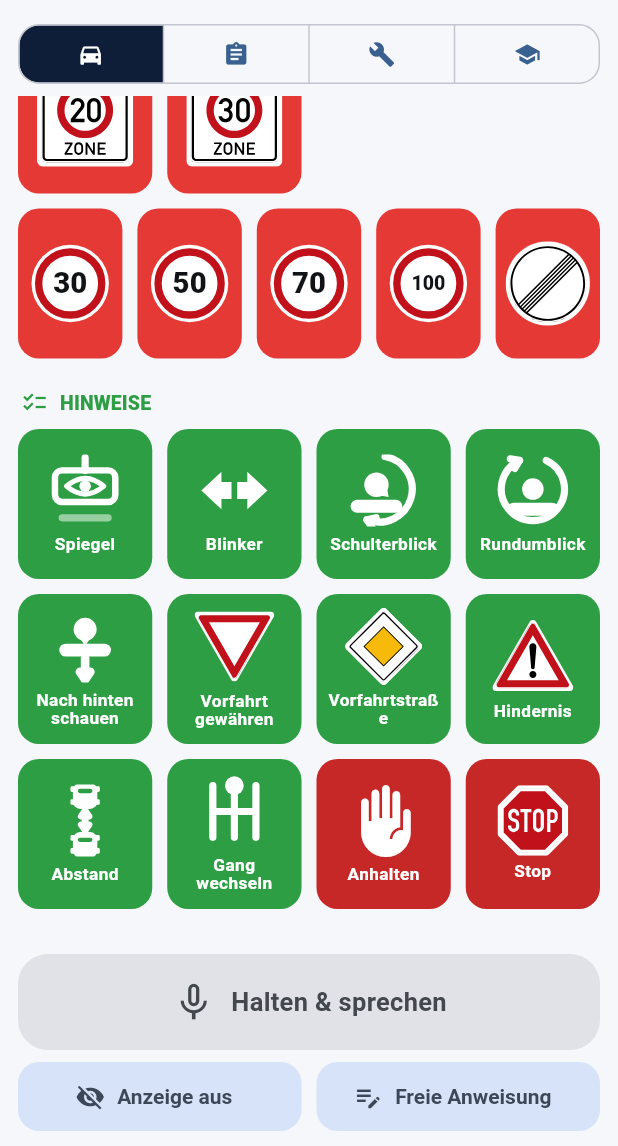
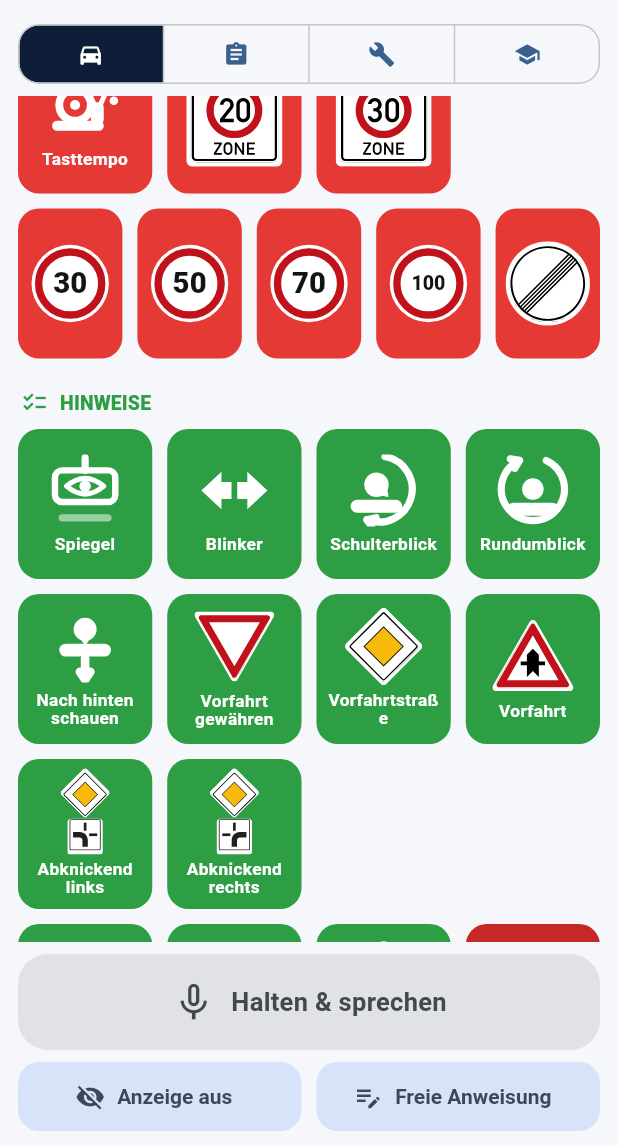
Before and after one commit to nineh90/fahrsignal, a Flutter app: the SenderGrid screen opened directly, scrolled down 663 dp, on a phone screen of 412 x 824 dp, the part 90-1236 px from its top. Run offline on Flutter 3.47's test engine with Material 3 defaults, Android fonts, the phone set to English and light mode, and no system bars; our stand-ins replace flutter_riverpod, flutter_svg, flutter_tts, shared_preferences, supabase_flutter, wakelock_plus; missing offline and left inert: dart:js_interop; accounts and stored records are empty; network calls fail.

Commit message:
Neue Kommandos: Vorfahrt (VZ 301), abknickende Vorfahrt, Tastgeschwindigkeit
- Vorfahrt → VZ 301 (an der nächsten Kreuzung), unter Hinweise.
  „du hast Vorfahrt" / „wir haben Vorfahrt" wandern von der Vorfahrtstraße
  hierher – das ist die Aussage dieses Zeichens.
- Abknickende Vorfahrt links/rechts → VZ 306 mit Zusatzzeichen 1002-10/-20,
  als Kombination zusammengesetzt wie am Mast (beide Teile amtlich).
  Hochformat: eigener Aspekt, optische Größe 1,25.
- Tastgeschwindigkeit (1–3 km/h) → Piktogramm Schnecke mit Ausrufezeichen,
  unter Tempo, im Prüfungsmodus gesperrt wie alle Tempovorgaben.
- Sprechvarianten, Übersetzungen in fünf Sprachen, Tests.

Co-Authored-By: Claude Opus 5 <noreply@anthropic.com>

```diff
--- a/lib/domain/command_catalog.dart
+++ b/lib/domain/command_catalog.dart
@@ -454,6 +454,17 @@ const List<CommandDef> kCommandCatalog = [
     // Mit Wort: die Zahl steht eben nicht darauf.
     vz: '325-1',
   ),
+  // Tastgeschwindigkeit (1–3 km/h): langsames Herantasten an unübersichtliche
+  // Stellen. Kein amtliches Zeichen – die Schnecke mit Ausrufezeichen.
+  CommandDef(
+    't_tast',
+    'Tastgeschwindigkeit',
+    Icons.directions_walk,
+    Urgency.achtung,
+    CommandCategory.tempo,
+    tileLabel: 'Tasttempo',
+    picto: 't_tast',
+  ),
   // Zonenschilder statt Einzelanordnung: VZ 274.1 gilt bis zum Ende der Zone
   // und ist damit eine andere Ansage als das Tempolimit an einer Stelle.
   CommandDef(
@@ -600,6 +611,37 @@ const List<CommandDef> kCommandCatalog = [
     Urgency.info,
     CommandCategory.hinweis,
     vz: '306',
+  ),
+  CommandDef(
+    'vorfahrt',
+    'Vorfahrt',
+    Icons.diamond,
+    Urgency.info,
+    CommandCategory.hinweis,
+    // VZ 301 Vorfahrt (an der nächsten Kreuzung)
+    vz: '301',
+  ),
+  // Abknickende Vorfahrt: an der Straße VZ 306 mit Zusatzzeichen 1002-10/-20
+  // darunter – die Datei ist genau diese Kombination, wie sie am Mast hängt.
+  CommandDef(
+    'abknickend_links',
+    'Abknickende Vorfahrt links',
+    Icons.turn_left,
+    Urgency.info,
+    CommandCategory.hinweis,
+    vz: '306-1002-10',
+    tileLabel: 'Abknickend links',
+    group: 'abknickend',
+  ),
+  CommandDef(
+    'abknickend_rechts',
+    'Abknickende Vorfahrt rechts',
+    Icons.turn_right,
+    Urgency.info,
+    CommandCategory.hinweis,
+    vz: '306-1002-20',
+    tileLabel: 'Abknickend rechts',
+    group: 'abknickend',
   ),
   CommandDef(
     'hindernis',
@@ -1273,8 +1315,8 @@ const Set<String> kExamHiddenKeys = {
   'langsamer', 'schneller',
   // Das zulässige Tempo aus den Schildern abzuleiten ist Prüfungsleistung –
   // die Vorgabe wäre die halbe Antwort.
-  't_schritt', 't_zone20', 't_zone30', 't_30', 't_50', 't_70', 't_100',
-  't_frei',
+  't_schritt', 't_tast', 't_zone20', 't_zone30', 't_30', 't_50', 't_70',
+  't_100', 't_frei',
 };
 
 /// Notkommandos. Sie überstimmen jede Sperre: die Fahrlehrperson trägt auch
--- a/lib/domain/command_phrases.dart
+++ b/lib/domain/command_phrases.dart
@@ -153,6 +153,17 @@ const Map<String, List<String>> kCommandPhrases = {
     'schritt tempo',
     '4 bis 7',
   ],
+  't_tast': [
+    'tastgeschwindigkeit',
+    'tasttempo',
+    'tast tempo',
+    'antasten',
+    'herantasten',
+    'rantasten',
+    'langsam antasten',
+    'langsam rantasten',
+    'schneckentempo',
+  ],
   't_30': ['tempo 30', '30', '30 fahren'],
   't_zone20': [
     '20er zone',
@@ -237,11 +248,31 @@ const Map<String, List<String>> kCommandPhrases = {
     'die haben vorfahrt',
     'vorfahrt lassen',
   ],
-  'vorfahrtstrasse': [
-    'vorfahrtstrasse',
-    'vorfahrt strasse',
+  'vorfahrtstrasse': ['vorfahrtstrasse', 'vorfahrt strasse'],
+  // VZ 301 – „du hast Vorfahrt" ist genau die Aussage dieses Zeichens (an der
+  // nächsten Kreuzung), nicht die der Vorfahrtstraße.
+  'vorfahrt': [
     'du hast vorfahrt',
     'wir haben vorfahrt',
+    'vorfahrt an der naechsten kreuzung',
+    'vorfahrt naechste kreuzung',
+    'naechste kreuzung vorfahrt',
+    'vorfahrt kreuzung',
+    'kreuzung vorfahrt',
+  ],
+  'abknickend_links': [
+    'abknickende vorfahrt links',
+    'abknickende vorfahrt nach links',
+    'vorfahrt knickt nach links',
+    'vorfahrt knickt links ab',
+    'abknickend links',
+  ],
+  'abknickend_rechts': [
+    'abknickende vorfahrt rechts',
+    'abknickende vorfahrt nach rechts',
+    'vorfahrt knickt nach rechts',
+    'vorfahrt knickt rechts ab',
+    'abknickend rechts',
   ],
   'hindernis': [
     'hindernis',
--- a/lib/domain/voice_phrases.dart
+++ b/lib/domain/voice_phrases.dart
@@ -145,6 +145,7 @@ const Map<VoiceLanguage, Map<String, String>> kVoicePhrases = {
     'bremsen': 'Brake',
     'parken': 'Pull over and stop',
     't_schritt': 'Walking pace',
+    't_tast': 'Crawl speed – ease forward',
     't_30': 'Speed limit 30',
     't_zone20': '20 zone',
     't_zone30': '30 zone',
@@ -161,6 +162,9 @@ const Map<VoiceLanguage, Map<String, String>> kVoicePhrases = {
     'nach_hinten': 'Look behind you',
     'vorfahrt_gewaehren': 'Give way',
     'vorfahrtstrasse': 'Priority road',
+    'vorfahrt': 'You have right of way at the next junction',
+    'abknickend_links': 'Priority road bends left',
+    'abknickend_rechts': 'Priority road bends right',
     'hindernis': 'Obstacle',
     'abstand': 'Keep your distance',
     'gang': 'Change gear',
@@ -262,6 +266,7 @@ const Map<VoiceLanguage, Map<String, String>> kVoicePhrases = {
     'bremsen': 'Fren yap',
     'parken': 'Kenara çek ve dur',
     't_schritt': 'Yürüme hızı',
+    't_tast': 'Emekleme hızı – yavaşça yaklaş',
     't_30': 'Hız sınırı 30',
     't_zone20': '20 bölgesi',
     't_zone30': '30 bölgesi',
@@ -277,6 +282,9 @@ const Map<VoiceLanguage, Map<String, String>> kVoicePhrases = {
     'nach_hinten': 'Arkaya bak',
     'vorfahrt_gewaehren': 'Yol ver',
     'vorfahrtstrasse': 'Ana yol',
+    'vorfahrt': 'Bir sonraki kavşakta geçiş önceliği sende',
+    'abknickend_links': 'Ana yol sola kıvrılıyor',
+    'abknickend_rechts': 'Ana yol sağa kıvrılıyor',
     'hindernis': 'Engel',
     'abstand': 'Mesafeni koru',
     'gang': 'Vites değiştir',
@@ -368,6 +376,7 @@ const Map<VoiceLanguage, Map<String, String>> kVoicePhrases = {
     'bremsen': 'اضغط الفرامل',
     'parken': 'توقّف على جانب الطريق',
     't_schritt': 'سرعة المشي',
+    't_tast': 'سرعة الزحف – تقدّم ببطء شديد',
     't_30': 'السرعة القصوى 30',
     't_zone20': 'منطقة 20',
     't_zone30': 'منطقة 30',
@@ -383,6 +392,9 @@ const Map<VoiceLanguage, Map<String, String>> kVoicePhrases = {
     'nach_hinten': 'انظر إلى الخلف',
     'vorfahrt_gewaehren': 'أعطِ الأولوية',
     'vorfahrtstrasse': 'طريق ذو أولوية',
+    'vorfahrt': 'لك أولوية المرور عند التقاطع التالي',
+    'abknickend_links': 'الطريق ذو الأولوية ينعطف يسارًا',
+    'abknickend_rechts': 'الطريق ذو الأولوية ينعطف يمينًا',
     'hindernis': 'عائق',
     'abstand': 'حافظ على المسافة',
     'gang': 'غيّر السرعة',
@@ -474,6 +486,7 @@ const Map<VoiceLanguage, Map<String, String>> kVoicePhrases = {
     'bremsen': 'Гальмуй',
     'parken': 'Зупинись біля узбіччя',
     't_schritt': 'Швидкість пішохода',
+    't_tast': 'Дуже повільно – обережно під’їжджай',
     't_30': 'Обмеження 30',
     't_zone20': 'Зона 20',
     't_zone30': 'Зона 30',
@@ -490,6 +503,9 @@ const Map<VoiceLanguage, Map<String, String>> kVoicePhrases = {
     'nach_hinten': 'Поглянь назад',
     'vorfahrt_gewaehren': 'Дай дорогу',
     'vorfahrtstrasse': 'Головна дорога',
+    'vorfahrt': 'У тебе перевага на наступному перехресті',
+    'abknickend_links': 'Головна дорога повертає ліворуч',
+    'abknickend_rechts': 'Головна дорога повертає праворуч',
     'hindernis': 'Перешкода',
     'abstand': 'Тримай дистанцію',
     'gang': 'Зміни передачу',
@@ -581,6 +597,7 @@ const Map<VoiceLanguage, Map<String, String>> kVoicePhrases = {
     'bremsen': 'Тормози',
     'parken': 'Остановись у обочины',
     't_schritt': 'Скорость пешехода',
+    't_tast': 'Очень медленно – осторожно подъезжай',
     't_30': 'Ограничение 30',
     't_zone20': 'Зона 20',
     't_zone30': 'Зона 30',
@@ -597,6 +614,9 @@ const Map<VoiceLanguage, Map<String, String>> kVoicePhrases = {
     'nach_hinten': 'Посмотри назад',
     'vorfahrt_gewaehren': 'Уступи дорогу',
     'vorfahrtstrasse': 'Главная дорога',
+    'vorfahrt': 'У тебя преимущество на следующем перекрёстке',
+    'abknickend_links': 'Главная дорога поворачивает налево',
+    'abknickend_rechts': 'Главная дорога поворачивает направо',
     'hindernis': 'Препятствие',
     'abstand': 'Держи дистанцию',
     'gang': 'Переключи передачу',
--- a/lib/ui/traffic_signs.dart
+++ b/lib/ui/traffic_signs.dart
@@ -71,8 +71,11 @@ double _optisch(CommandDef def) {
       '306' => 1.12,
       // Achteck kommt dem Kreis nahe.
       '206' => 1.03,
-      // Dreieck mit Ausrufezeichen – schlanker als die anderen Dreiecke.
-      '101' => 1.18,
+      // Dreiecke mit schlankem Inhalt.
+      '101' || '301' => 1.18,
+      // Hochformat (Zeichen + Zusatzzeichen): `size` ist die Höhe, und die
+      // Raute obendrauf wäre bei gleicher Höhe nur halb so groß wie allein.
+      '306-1002-10' || '306-1002-20' => 1.25,
       // Vollflächige Quadrate wirken am größten und werden zurückgenommen.
       '314' || '274-1' || '274-1-20' || '365-52' => 0.92,
       // Querformat-Schild: tanzt aus der Reihe, bleibt bei voller Höhe.
@@ -97,6 +100,9 @@ double _optisch(CommandDef def) {
 /// entziffern.
 double _aspect(CommandDef def) {
   if (def.vz == '325-1') return 732 / 489;
+  // Abknickende Vorfahrt: Hauptzeichen mit Zusatzzeichen darunter, wie am
+  // Mast – ein Hochformat.
+  if (def.vz.startsWith('306-1002')) return 600 / 1057;
   return 1;
 }
 
```
Also changed, not shown: assets/pictos/t_tast.svg (added), assets/signs/vz301.svg (added), assets/signs/vz306-1002-10.svg (added), assets/signs/vz306-1002-20.svg (added), 4 other files.
